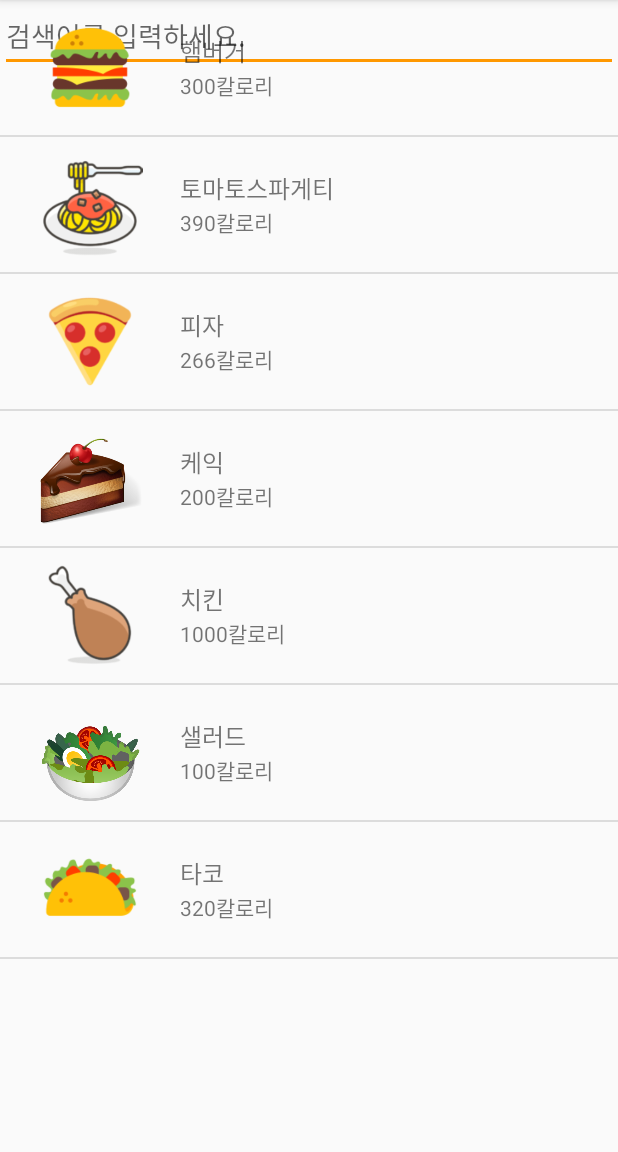
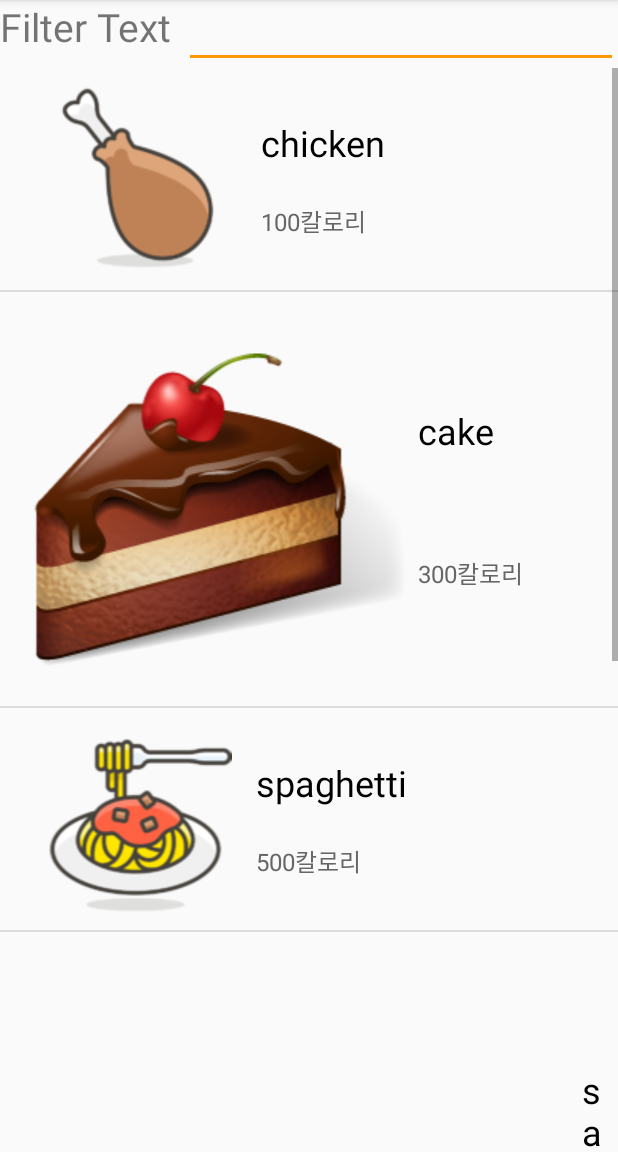
Before and after one commit to soooyeonlee/Inventory-mj, an Android app: the inform screen opened directly, with no data from a screen before it, on a phone screen of 412 x 824 dp, the part 84-1236 px from its top. Run offline under Robolectric (Android 15) with nearby library versions, the phone set to English and light mode, and no system bars.

Commit message:
19.09.20 // 검색기능완료

```diff
--- a/app/src/main/java/org/techtown/recipe/CustomAdapter.java
+++ /dev/null
@@ -1,73 +0,0 @@
-package org.techtown.recipe;
-
-import android.view.LayoutInflater;
-import android.view.View;
-import android.view.ViewGroup;
-import android.widget.BaseAdapter;
-import android.widget.ImageView;
-import android.widget.TextView;
-import java.util.ArrayList;
-
-public class CustomAdapter extends BaseAdapter {
-
-    private ArrayList<CustomDTO> listCustom = new ArrayList<>();
-    private LayoutInflater inflate;
-
-    // ListView에 보여질 Item 수
-    @Override
-    public int getCount() {
-        return listCustom.size();
-    }
-
-    // 하나의 Item(ImageView 1, TextView 2)
-    @Override
-    public Object getItem(int position) {
-        return listCustom.get(position);
-    }
-
-    // Item의 id : Item을 구별하기 위한 것으로 position 사용
-    @Override
-    public long getItemId(int position) {
-        return position;
-    }
-
-    // 실제로 Item이 보여지는 부분
-    @Override
-    public View getView(int position, View convertView, ViewGroup parent) {
-        CustomViewHolder holder;
-        if (convertView == null) {
-
-
-
-            convertView = LayoutInflater.from(parent.getContext()).inflate(R.layout.item_custom, null, false);
-
-            holder = new CustomViewHolder();
-            holder.imageView = (ImageView) convertView.findViewById(R.id.imageView);
-            holder.textTitle = (TextView) convertView.findViewById(R.id.text_title);
-            holder.textContent = (TextView) convertView.findViewById(R.id.text_content);
-
-            convertView.setTag(holder);
-        } else {
-            holder = (CustomViewHolder) convertView.getTag();
-        }
-
-        CustomDTO dto = listCustom.get(position);
-
-        holder.imageView.setImageResource(dto.getResId());
-        holder.textTitle.setText(dto.getTitle());
-        holder.textContent.setText(dto.getContent());
-
-        return convertView;
-    }
-
-    class CustomViewHolder {
-        ImageView imageView;
-        TextView textTitle;
-        TextView textContent;
-    }
-
-    // MainActivity에서 Adapter에있는 ArrayList에 data를 추가시켜주는 함수
-    public void addItem(CustomDTO dto) {
-        listCustom.add(dto);
-    }
-}
--- a/app/src/main/java/org/techtown/recipe/CustomDTO.java
+++ /dev/null
@@ -1,31 +0,0 @@
-package org.techtown.recipe;
-
-public class CustomDTO {
-    private int resId;
-    private String title;
-    private String content;
-
-    public int getResId() {
-        return resId;
-    }
-
-    public void setResId(int resId) {
-        this.resId = resId;
-    }
-
-    public String getTitle() {
-        return title;
-    }
-
-    public void setTitle(String title) {
-        this.title = title;
-    }
-
-    public String getContent() {
-        return content;
-    }
-
-    public void setContent(String content) {
-        this.content = content;
-    }
-}
--- /dev/null
+++ b/app/src/main/java/org/techtown/recipe/ListViewAdapter.java
@@ -0,0 +1,123 @@
+package org.techtown.recipe;
+
+import android.content.Context;
+import android.graphics.drawable.Drawable;
+import android.view.LayoutInflater;
+import android.view.View;
+import android.view.ViewGroup;
+import android.widget.BaseAdapter;
+import android.widget.Filter;
+import android.widget.Filterable;
+import android.widget.ImageView;
+import android.widget.TextView;
+
+import java.util.ArrayList;
+
+public class ListViewAdapter extends BaseAdapter implements Filterable {
+
+    private ArrayList<ListViewItem> listViewItemList = new ArrayList<ListViewItem>() ;
+    // 필터링된 결과 데이터를 저장하기 위한 ArrayList. 최초에는 전체 리스트 보유.
+    private ArrayList<ListViewItem> filteredItemList = listViewItemList ;
+    Filter listFilter;
+
+    public ListViewAdapter() {
+
+    }
+    @Override
+    public int getCount() {
+        return filteredItemList.size() ;
+    }
+
+    @Override
+    public View getView(int position, View convertView, ViewGroup parent){
+        final int pos=position;
+        final Context context=parent.getContext();
+
+        if (convertView==null){
+            LayoutInflater inflater=(LayoutInflater)context.getSystemService(Context.LAYOUT_INFLATER_SERVICE);
+            convertView = inflater.inflate(R.layout.item_custom, parent, false);
+        }
+        ImageView  iconImageView=(ImageView)convertView.findViewById(R.id.imageView1);
+        TextView titleTextView=(TextView)convertView.findViewById(R.id.textView1);
+        TextView descTextView=(TextView)convertView.findViewById(R.id.textView2);
+
+        ListViewItem listViewItem=filteredItemList.get(position);
+
+        iconImageView.setImageDrawable(listViewItem.getIcon());
+        titleTextView.setText(listViewItem.getTitle());
+        descTextView.setText(listViewItem.getDesc());
+
+        return convertView;
+    }
+
+    // 지정한 위치(position)에 있는 데이터와 관계된 아이템(row)의 ID를 리턴. : 필수 구현
+    @Override
+    public long getItemId(int position) {
+        return position ;
+    }
+
+    // 지정한 위치(position)에 있는 데이터 리턴 : 필수 구현
+    @Override
+    public Object getItem(int position) {
+        return filteredItemList.get(position) ;
+    }
+
+    // 아이템 데이터 추가를 위한 함수. 개발자가 원하는대로 작성 가능.
+    public void addItem(Drawable icon, String title, String desc) {
+        ListViewItem item = new ListViewItem();
+
+        item.setIcon(icon);
+        item.setTitle(title);
+        item.setDesc(desc);
+
+        listViewItemList.add(item);
+    }
+    @Override
+    public Filter getFilter() {
+        if (listFilter == null) {
+            listFilter = new ListFilter();
+        }
+
+        return listFilter ;
+    }
+    private class ListFilter extends Filter {
+
+        @Override
+        protected FilterResults performFiltering(CharSequence constraint) {
+            FilterResults results = new FilterResults() ;
+
+            if (constraint == null || constraint.length() == 0) {
+                results.values = listViewItemList ;
+                results.count = listViewItemList.size() ;
+            } else {
+                ArrayList<ListViewItem> itemList = new ArrayList<ListViewItem>() ;
+
+                for (ListViewItem item : listViewItemList) {
+                    if (item.getTitle().toUpperCase().contains(constraint.toString().toUpperCase()) ||
+                            item.getDesc().toUpperCase().contains(constraint.toString().toUpperCase()))
+                    {
+                        itemList.add(item) ;
+                    }
+                }
+
+                results.values = itemList ;
+                results.count = itemList.size() ;
+            }
+            return results;
+        }
+
+        @Override
+        protected void publishResults(CharSequence constraint, FilterResults results) {
+
+            filteredItemList = (ArrayList<ListViewItem>) results.values ;
+
+            // notify
+            if (results.count > 0) {
+                notifyDataSetChanged() ;
+            } else {
+                notifyDataSetInvalidated() ;
+            }
+        }
+    }
+
+}
--- /dev/null
+++ b/app/src/main/java/org/techtown/recipe/ListViewItem.java
@@ -0,0 +1,29 @@
+package org.techtown.recipe;
+
+import android.graphics.drawable.Drawable;
+
+public class ListViewItem {
+    private Drawable iconDrawable ;
+    private String titleStr ;
+    private String descStr ;
+
+    public void setIcon(Drawable icon) {
+        iconDrawable = icon ;
+    }
+    public void setTitle(String title) {
+        titleStr = title ;
+    }
+    public void setDesc(String desc) {
+        descStr = desc ;
+    }
+
+    public Drawable getIcon() {
+        return this.iconDrawable ;
+    }
+    public String getTitle() {
+        return this.titleStr ;
+    }
+    public String getDesc() {
+        return this.descStr ;
+    }
+}
--- a/app/src/main/java/org/techtown/recipe/inform.java
+++ b/app/src/main/java/org/techtown/recipe/inform.java
@@ -1,40 +1,65 @@
 package org.techtown.recipe;
 
-import android.content.res.TypedArray;
+import android.support.v4.content.ContextCompat;
 import android.support.v7.app.AppCompatActivity;
 import android.os.Bundle;
+import android.text.Editable;
+import android.text.TextWatcher;
+import android.widget.EditText;
 import android.widget.ListView;
 
 public class inform extends AppCompatActivity {
-    private CustomAdapter adapter;
-    private ListView listView;
+    ListView listview = null ;
 
     @Override
     protected void onCreate(Bundle savedInstanceState) {
         super.onCreate(savedInstanceState);
         setContentView(R.layout.activity_inform);
 
-        adapter = new CustomAdapter();
-        listView = (ListView) findViewById(R.id.listView);
+        ListViewAdapter adapter;
 
-        setData();
+        // Adapter 생성
+        adapter = new ListViewAdapter();
 
-        listView.setAdapter(adapter);
+        listview=(ListView)findViewById(R.id.listView1);
+        listview.setAdapter(adapter);
+
+        adapter.addItem(ContextCompat.getDrawable(this, R.drawable.chicken),
+                "chicken", "100칼로리") ;
+
+        adapter.addItem(ContextCompat.getDrawable(this, R.drawable.cake),
+                "cake", "300칼로리") ;
+
+        adapter.addItem(ContextCompat.getDrawable(this, R.drawable.spaghetti),
+                "spaghetti", "500칼로리") ;
+
+        adapter.addItem(ContextCompat.getDrawable(this, R.drawable.salad),
+                "salad", "100칼로리") ;
+
+        adapter.addItem(ContextCompat.getDrawable(this, R.drawable.taco),
+                "taco", "266칼로리") ;
+
+        adapter.addItem(ContextCompat.getDrawable(this, R.drawable.pizza),
+                "pizza", "700칼로리") ;
+
+        EditText editTextFilter=(EditText)findViewById(R.id.editTextFilter);
+        editTextFilter.addTextChangedListener(new TextWatcher() {
+            @Override
+            public void beforeTextChanged(CharSequence s, int start, int count, int after) {
+
+            }
+
+            @Override
+            public void onTextChanged(CharSequence s, int start, int before, int count) {
+
+            }
+
+            @Override
+            public void afterTextChanged(Editable edit) {
+                String filterText = edit.toString() ;
+                ((ListViewAdapter)listview.getAdapter()).getFilter().filter(filterText) ;
+            }
+        });
     }
 
-    private void setData() {
-        TypedArray arrResId = getResources().obtainTypedArray(R.array.resId);
-        String[] titles = getResources().getStringArray(R.array.title);
-        String[] contents = getResources().getStringArray(R.array.content);
-
-        for (int i = 0; i < arrResId.length(); i++) {
-            CustomDTO dto = new CustomDTO();
-            dto.setResId(arrResId.getResourceId(i, 0));
-            dto.setTitle(titles[i]);
-            dto.setContent(contents[i]);
-
-            adapter.addItem(dto);
-        }
     }
-
-}
--- a/app/src/main/res/layout/activity_inform.xml
+++ b/app/src/main/res/layout/activity_inform.xml
@@ -6,14 +6,25 @@
     android:layout_height="match_parent"
     tools:context=".inform">
 
+    <TextView
+        android:layout_width="wrap_content"
+        android:layout_height="wrap_content"
+        android:textSize="26sp"
+        android:layout_marginRight="8dp"
+        android:id="@+id/textView1"
+        android:text="Filter Text" />
+
     <EditText
-        android:id="@+id/editSearch"
         android:layout_width="match_parent"
         android:layout_height="wrap_content"
-        android:hint="검색어를 입력하세요."/>
+        android:layout_toRightOf="@id/textView1"
+        android:id="@+id/editTextFilter"/>
 
     <ListView
-        android:id="@+id/listView"
         android:layout_width="match_parent"
-        android:layout_height="match_parent"/>
+        android:layout_height="match_parent"
+        android:layout_below="@id/editTextFilter"
+        android:textFilterEnabled="true"
+        android:id="@+id/listView1"/>
+
 </RelativeLayout>
--- a/app/src/main/res/layout/item_custom.xml
+++ b/app/src/main/res/layout/item_custom.xml
@@ -5,29 +5,35 @@
     android:padding="10dp">
 
     <ImageView
-        android:id="@+id/imageView"
-        android:layout_width="100dp"
-        android:layout_height="70dp"
-        android:layout_marginRight="10dp"
-        android:src="@mipmap/ic_launcher"/>
+        android:layout_width="wrap_content"
+        android:layout_height="match_parent"
+        android:id="@+id/imageView1"
+        android:layout_weight="1" />
 
     <LinearLayout
-        android:layout_width="match_parent"
+        android:orientation="vertical"
+        android:layout_width="wrap_content"
         android:layout_height="match_parent"
-        android:orientation="vertical"
-        android:gravity="center_vertical">
+        android:layout_weight="4">
 
         <TextView
-            android:id="@+id/text_title"
-            android:layout_width="wrap_content"
+            android:layout_width="match_parent"
             android:layout_height="wrap_content"
-            android:text="title"
-            android:textSize="16sp"/>
+            android:text="New Text"
+            android:id="@+id/textView1"
+            android:textSize="24dp"
+            android:textColor="#000000"
+            android:gravity="center_vertical"
+            android:layout_weight="2" />
 
         <TextView
-            android:id="@+id/text_content"
-            android:layout_width="wrap_content"
+            android:layout_width="match_parent"
             android:layout_height="wrap_content"
-            android:text="content"/>
+            android:text="New Text"
+            android:id="@+id/textView2"
+            android:textSize="16dp"
+            android:textColor="#666666"
+            android:layout_weight="1" />
     </LinearLayout>
+
 </LinearLayout>
--- a/app/src/main/res/values/array.xml
+++ b/app/src/main/res/values/array.xml
@@ -11,10 +11,10 @@
     </integer-array>
 
     <string-array name="title">
-        <item>햄버거</item>
+        <item>hamburger</item>
         <item>토마토스파게티</item>
         <item>피자</item>
-        <item>케익</item>
+        <item>cake</item>
         <item>치킨</item>
         <item>샐러드</item>
         <item>타코</item>
```
